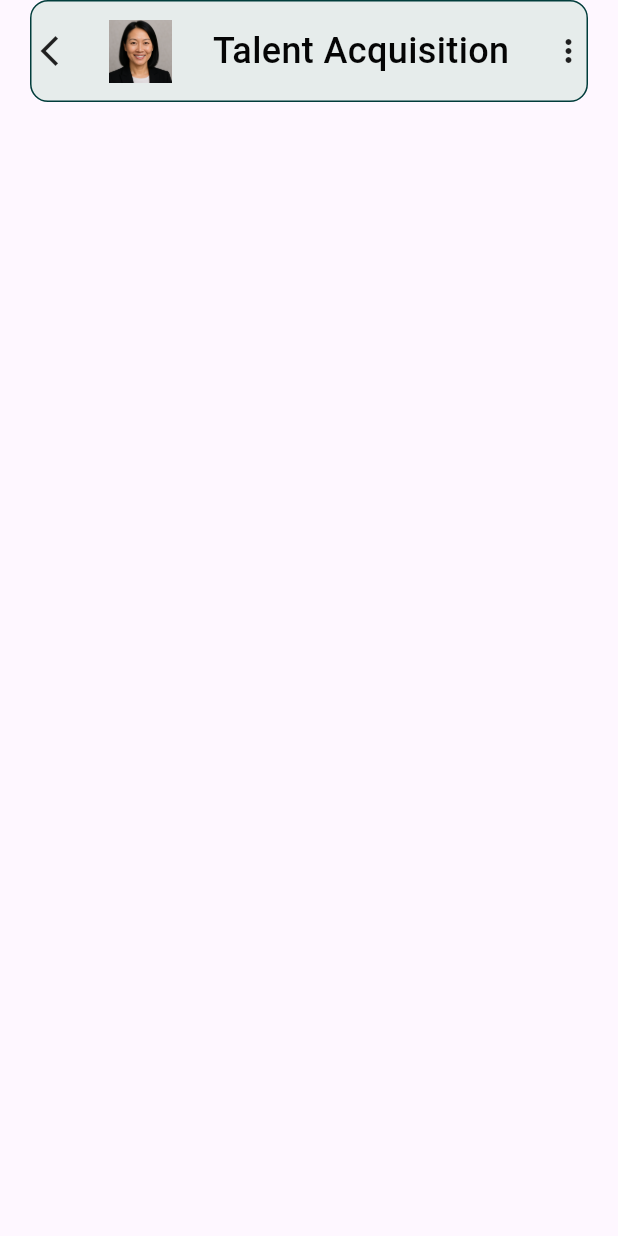
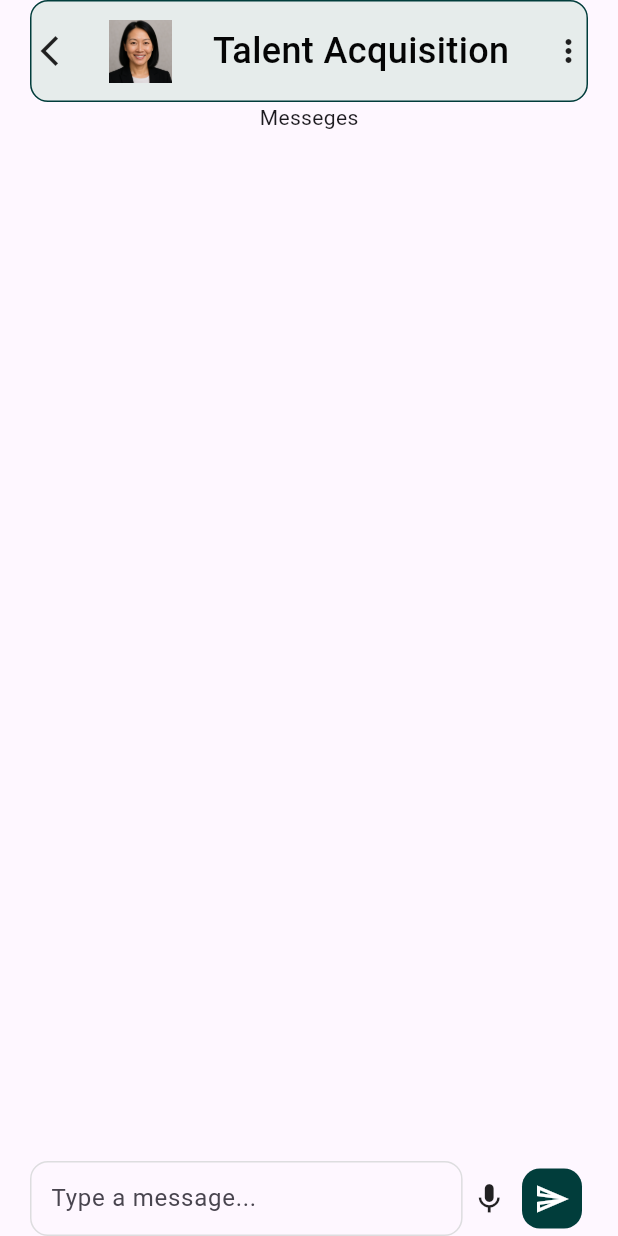
Before and after one commit to rayhantmt/Damaged303, a Flutter app: the CahtView screen opened directly, on a phone screen of 412 x 824 dp. Run offline on Flutter 3.47's test engine with Material 3 defaults, Android fonts, the phone set to English and light mode, and no system bars; our stand-ins replace get.

Commit message:
20% chatting ui done

```diff
--- a/lib/app/modules/chat/caht_view.dart
+++ b/lib/app/modules/chat/caht_view.dart
@@ -48,6 +48,46 @@ class CahtView extends StatelessWidget {
                   borderRadius: BorderRadius.circular(12),
                 ),
               ),
+              Expanded(
+                child: SingleChildScrollView(
+                  child: Center(child: Text('Messeges')),
+                ),
+              ),
+
+              Container(
+                height: 50,
+                width: double.infinity,
+                child: Row(
+                  mainAxisAlignment: MainAxisAlignment.spaceBetween,
+                  children: [
+                    Container(
+                      child: TextFormField(
+                        decoration: InputDecoration(
+                          hintText: '   Type a message...',
+                          border: InputBorder.none,
+                        ),
+                      ),
+                      width: Get.width * .70,
+
+                      decoration: BoxDecoration(
+                        border: Border.all(width: 1, color: Color(0xffDDDDDF)),
+                        borderRadius: BorderRadius.circular(12),
+                      ),
+                    ),
+                    Icon(Icons.mic),
+                    IconButton.filled(
+                      style: IconButton.styleFrom(
+                        backgroundColor: AppColors.primarycolor,
+                        shape: RoundedRectangleBorder(
+                          borderRadius: BorderRadius.circular(12),
+                        ),
+                      ),
+                      onPressed: () {},
+                      icon: Icon(Icons.send_outlined),
+                    ),
+                  ],
+                ),
+              ),
             ],
           ),
         ),
```
